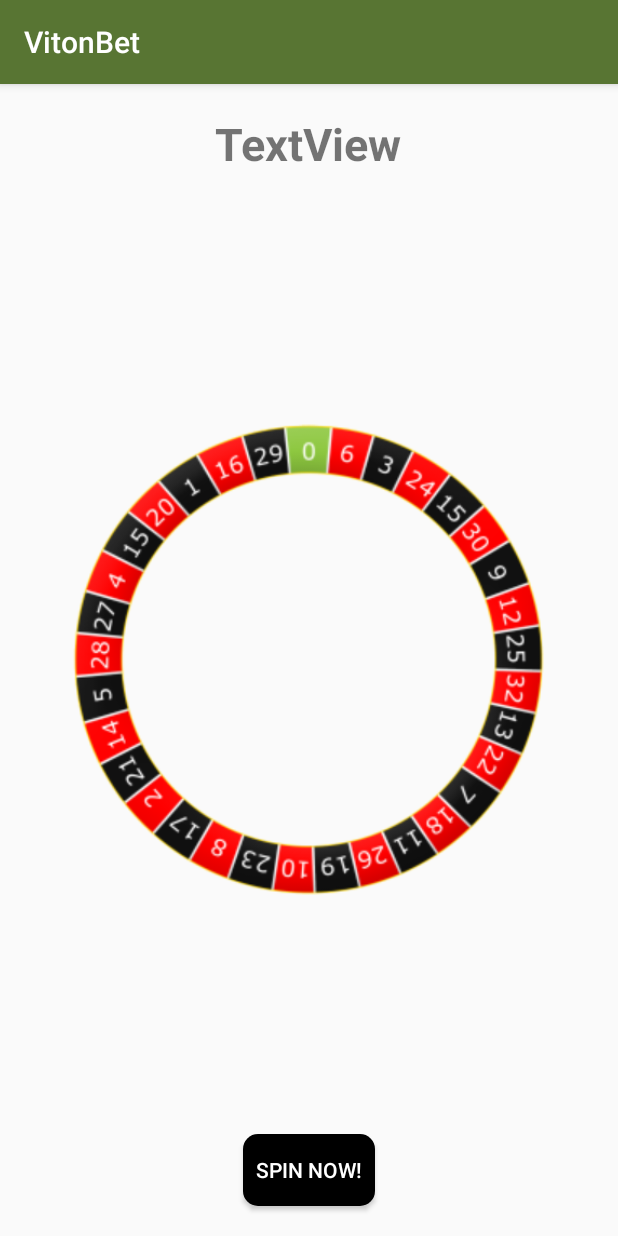
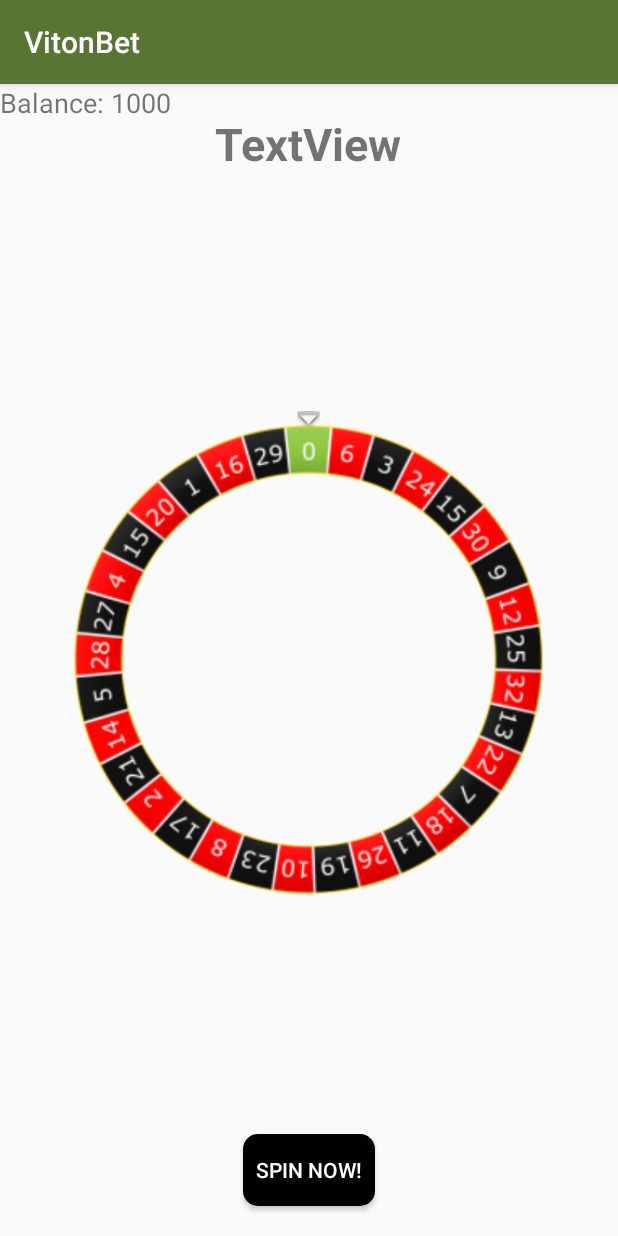
Before and after one commit to GabrielGrimberg/VitonBet, an Android app: the CasinoActivity screen opened directly, with no data from a screen before it, after a tap on "SPIN NOW!", on a phone screen of 412 x 824 dp. Run offline under Robolectric (Android 15) with nearby library versions, the phone set to English and light mode, and no system bars.

Commit message:
VSC - Zan Add

```diff
--- a/VitonBet/app/src/main/java/gabrielgrimberg/com/vitonbet/CasinoActivity.java
+++ b/VitonBet/app/src/main/java/gabrielgrimberg/com/vitonbet/CasinoActivity.java
@@ -2,6 +2,7 @@ package gabrielgrimberg.com.vitonbet;
 
 import android.os.Bundle;
 import android.support.v7.app.AppCompatActivity;
+import android.util.Log;
 import android.view.View;
 import android.view.animation.Animation;
 import android.view.animation.DecelerateInterpolator;
@@ -14,9 +15,14 @@ import java.util.Random;
 
 public class CasinoActivity extends AppCompatActivity
 {
+    public int[] numberMapping = {0, 29, 16, 1, 20, 20, 15, 4, 27, 28, 5, 14, 21, 2,
+                                    17, 8, 23, 23, 10, 19, 26, 11, 18, 7, 22, 13, 32,
+                                    25, 12, 9, 9, 30, 15, 24, 3, 6};
+
     Button btn; //Button to spin.
     TextView tvOutcome; //Displays the results.
     ImageView ivWheel; //Image for the wheel.
+    boolean spinning = false;
 
     Random random; //For RNG.
 
@@ -41,9 +47,12 @@ public class CasinoActivity extends AppCompatActivity
             @Override
             public void onClick(View view)
             {
+                if (spinning) {
+                    return;
+                }
                 oldDegree = degree % 360; //Wheel is 360 degrees.
 
-                degree = random.nextInt(3600) + 720;
+                degree = (int)Math.round((random.nextInt(360) + 360)/10.0) * 10;
 
                 RotateAnimation rotateAnimation = new RotateAnimation(oldDegree, degree,
                         RotateAnimation.RELATIVE_TO_SELF,
@@ -51,7 +60,7 @@ public class CasinoActivity extends AppCompatActivity
                         RotateAnimation.RELATIVE_TO_SELF,
                         0.5f);
 
-                rotateAnimation.setDuration(3600);
+                rotateAnimation.setDuration(random.nextInt(1600) + 2000);
                 rotateAnimation.setFillAfter(true);
                 rotateAnimation.setInterpolator(new DecelerateInterpolator());
                 rotateAnimation.setAnimationListener(new Animation.AnimationListener()
@@ -59,13 +68,15 @@ public class CasinoActivity extends AppCompatActivity
                     @Override
                     public void onAnimationStart(Animation animation)
                     {
-
+                        spinning = true;
                     }
 
                     @Override
                     public void onAnimationEnd(Animation animation)
                     {
-
+                        spinning = false;
+                        TextView t = (TextView) findViewById(R.id.tvScore);
+                        t.setText(Integer.toString(numberMapping[(degree-360) / 10]));
                     }
 
                     @Override
--- /dev/null
+++ b/VitonBet/app/src/main/java/gabrielgrimberg/com/vitonbet/Helper.java
@@ -0,0 +1,17 @@
+package gabrielgrimberg.com.vitonbet;
+
+/**
+ * Created by Ecoste on 11/22/2017.
+ */
+
+import com.google.firebase.auth.FirebaseAuth;
+
+public class Helper {
+    public static int GetBalance() {
+        xAuth = FirebaseAuth.getInstance();
+
+        xDatabase = FirebaseDatabase.getInstance().getReference().child("Users").child("");
+
+        //return
+    }
+}
--- a/VitonBet/app/src/main/java/gabrielgrimberg/com/vitonbet/RegisterActivity.java
+++ b/VitonBet/app/src/main/java/gabrielgrimberg/com/vitonbet/RegisterActivity.java
@@ -114,6 +114,7 @@ public class RegisterActivity extends AppCompatActivity
                        current_user_db.child("email").setValue(email);
                        current_user_db.child("dob").setValue(dob);
                        current_user_db.child("phone").setValue(phone);
+                       current_user_db.child("balance").setValue(1000);
 
 
                        xProgress.dismiss();
--- a/VitonBet/app/src/main/res/layout/activity_casino.xml
+++ b/VitonBet/app/src/main/res/layout/activity_casino.xml
@@ -28,6 +28,15 @@
         android:textSize="30sp"
         android:textStyle="bold" />
 
+    <TextView
+        android:id="@+id/balance"
+        android:layout_width="wrap_content"
+        android:layout_height="wrap_content"
+        android:layout_alignParentStart="true"
+        android:layout_alignParentTop="true"
+        android:text="Balance: 1000"
+        android:textSize="18sp"/>
+
     <ImageView
         android:id="@+id/imageView"
         android:layout_width="350dp"
@@ -35,4 +44,13 @@
         android:layout_centerHorizontal="true"
         android:layout_centerVertical="true"
         app:srcCompat="@drawable/ic_wheel" />
+
+    <ImageView
+        android:id="@+id/imageView2"
+        android:layout_width="wrap_content"
+        android:layout_height="wrap_content"
+        android:layout_alignBottom="@+id/imageView"
+        android:layout_centerHorizontal="true"
+        android:layout_marginBottom="330dp"
+        app:srcCompat="@android:drawable/arrow_down_float" />
 </RelativeLayout>
```
